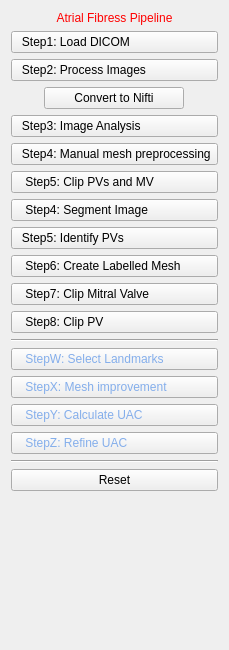
Above: Version2.0/Plugins/kcl.cemrgapp.atrialfibres/src/internal/AtrialFibresViewControls.ui from OpenHeartDevelopers/CemrgApp before the change. Below: the same form after it.
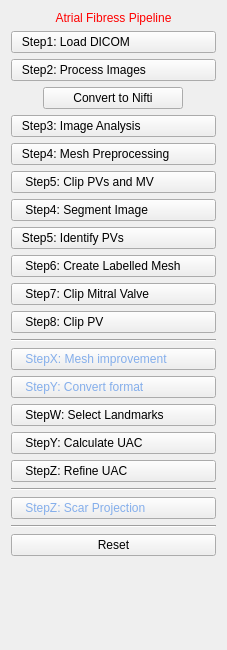
That is the form after the change.

Commit message: [feature] Development ready. Next: incorporate Scar projections

Patch:
```diff
--- a/Version2.0/Plugins/kcl.cemrgapp.atrialfibres/src/internal/AtrialFibresViewControls.ui
+++ b/Version2.0/Plugins/kcl.cemrgapp.atrialfibres/src/internal/AtrialFibresViewControls.ui
@@ -106,7 +106,7 @@
       <string notr="true">text-align: left;</string>
      </property>
      <property name="text">
-      <string>   Step4: Manual mesh preprocessing</string>
+      <string>   Step4: Mesh Preprocessing</string>
      </property>
     </widget>
    </item>
@@ -180,16 +180,6 @@
      </property>
     </widget>
    </item>
-   <item>
-    <widget class="QPushButton" name="button_w_landmarks">
-     <property name="styleSheet">
-      <string notr="true">text-align: left; color: rgb(132, 174, 235);</string>
-     </property>
-     <property name="text">
-      <string>    StepW: Select Landmarks</string>
-     </property>
-    </widget>
-   </item>
    <item>
     <widget class="QPushButton" name="button_x_meshtools">
      <property name="font">
@@ -211,6 +201,26 @@
     <widget class="QPushButton" name="button_y_calculateUac">
      <property name="styleSheet">
       <string notr="true">text-align: left; color: rgb(132, 174, 235);</string>
+     </property>
+     <property name="text">
+      <string>    StepY: Convert format</string>
+     </property>
+    </widget>
+   </item>
+   <item>
+    <widget class="QPushButton" name="button_0_landmarks">
+     <property name="styleSheet">
+      <string notr="true">text-align: left;</string>
+     </property>
+     <property name="text">
+      <string>    StepW: Select Landmarks</string>
+     </property>
+    </widget>
+   </item>
+   <item>
+    <widget class="QPushButton" name="button_0_calculateUac">
+     <property name="styleSheet">
+      <string notr="true">text-align: left;</string>
      </property>
      <property name="text">
       <string>    StepY: Calculate UAC</string>
@@ -220,13 +230,30 @@
    <item>
     <widget class="QPushButton" name="button_z_refineUac">
      <property name="styleSheet">
-      <string notr="true">text-align: left; color: rgb(132, 174, 235);</string>
+      <string notr="true">text-align: left;</string>
      </property>
      <property name="text">
       <string>    StepZ: Refine UAC</string>
      </property>
     </widget>
    </item>
+   <item>
+    <widget class="Line" name="line_3">
+     <property name="orientation">
+      <enum>Qt::Horizontal</enum>
+     </property>
+    </widget>
+   </item>
+   <item>
+    <widget class="QPushButton" name="button_z_scar">
+     <property name="styleSheet">
+      <string notr="true">text-align: left; color: rgb(132, 174, 235);</string>
+     </property>
+     <property name="text">
+      <string>    StepZ: Scar Projection</string>
+     </property>
+    </widget>
+   </item>
    <item>
     <widget class="Line" name="line_2">
      <property name="orientation">
```
Left out of the diff: 4 changed lines with no effect on the pictures. The commit also changes 11 other files.
